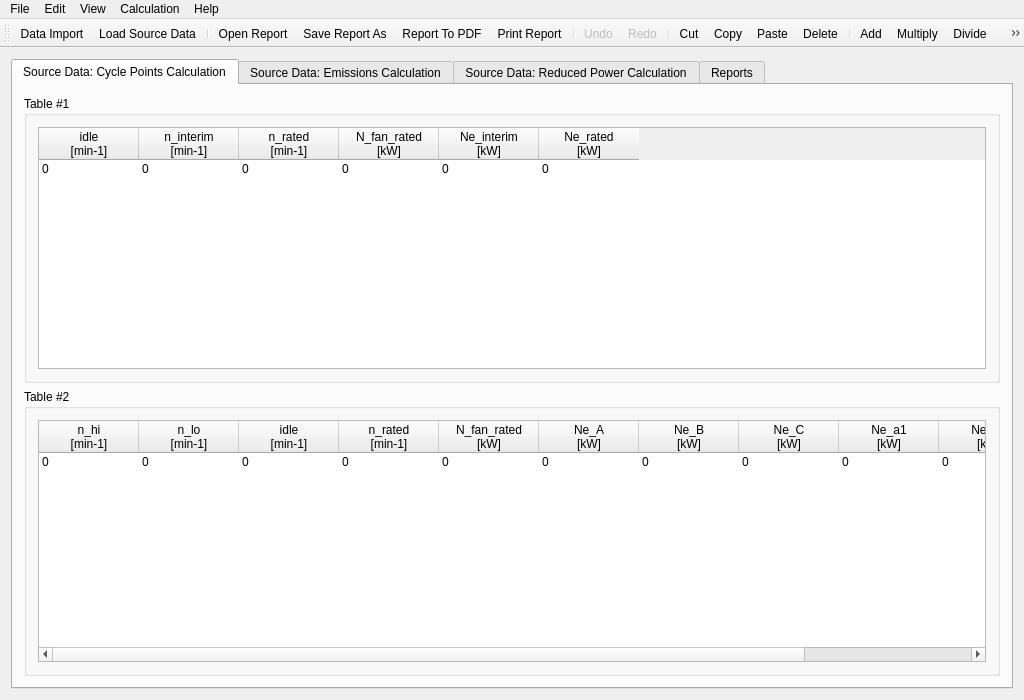
The window that Qr49/qr49.ui (pa23/r49) describes before a commit, drawn with Qt 5.
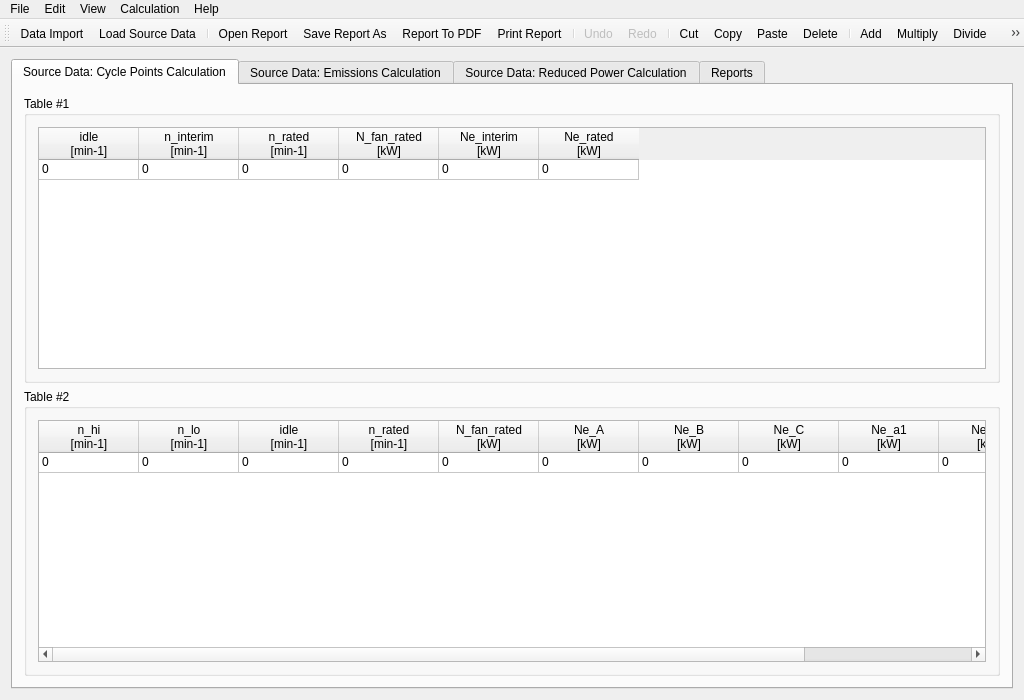
The same window after the commit. The open tabs and pages were chosen to show the change. Icons and pictures are not drawn.

Commit message: Another active table visualization based on table background highlight.

The edit to the form file:
```diff
--- a/Qr49/qr49.ui
+++ b/Qr49/qr49.ui
@@ -63,9 +63,6 @@
                <property name="selectionMode">
                 <enum>QAbstractItemView::ContiguousSelection</enum>
                </property>
-               <property name="gridStyle">
-                <enum>Qt::NoPen</enum>
-               </property>
                <attribute name="horizontalHeaderDefaultSectionSize">
                 <number>100</number>
                </attribute>
@@ -165,9 +162,6 @@
                <property name="selectionMode">
                 <enum>QAbstractItemView::ContiguousSelection</enum>
                </property>
-               <property name="gridStyle">
-                <enum>Qt::NoPen</enum>
-               </property>
                <attribute name="verticalHeaderVisible">
                 <bool>false</bool>
                </attribute>
```
Left out of the diff: 14 changed lines with no effect on the pictures. The commit also changes 1 other file.
